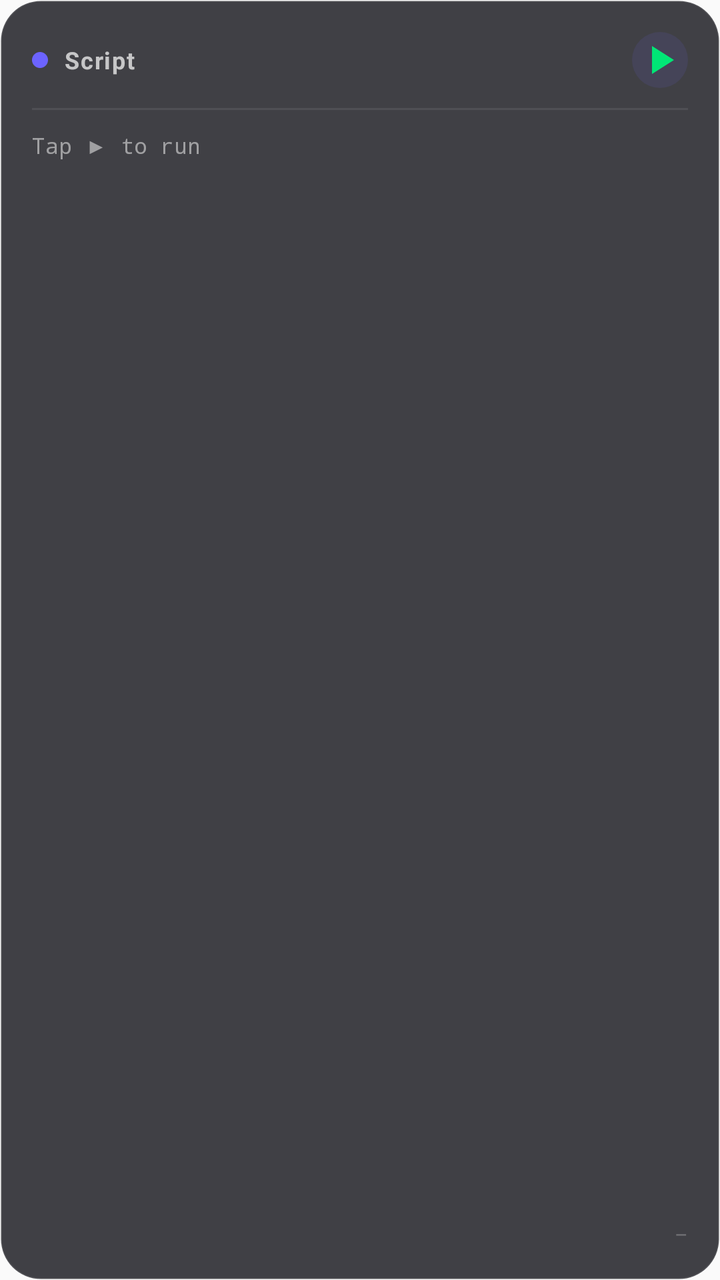
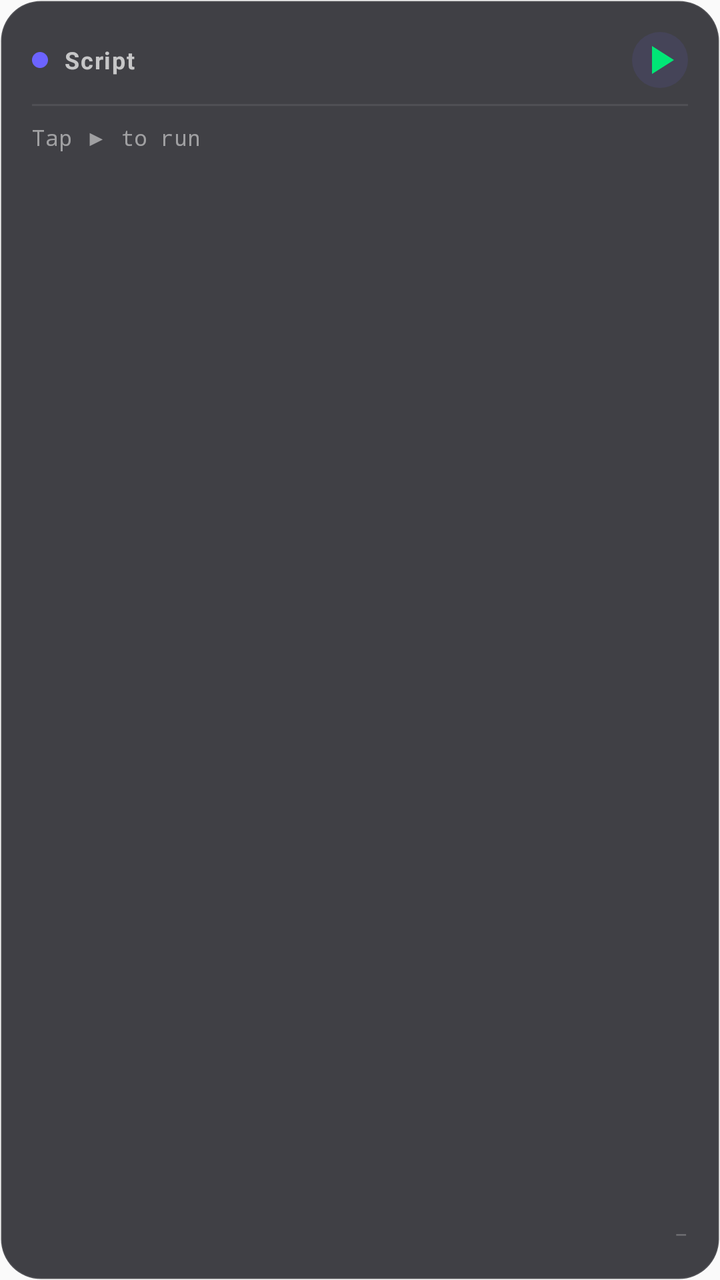

An Android layout rendered at two revisions. The XML below is the earlier revision; the diff shows what the commit changed to produce the second picture.
<!-- AndroidManifest.xml: application theme Theme.Scriptam -->
<!-- res/layout/widget_script.xml -->
<?xml version="1.0" encoding="utf-8"?>
<LinearLayout xmlns:android="http://schemas.android.com/apk/res/android"
    android:id="@+id/widget_root"
    android:layout_width="match_parent"
    android:layout_height="match_parent"
    android:background="@drawable/widget_background"
    android:orientation="vertical"
    android:padding="16dp">

    
    <LinearLayout
        android:layout_width="match_parent"
        android:layout_height="wrap_content"
        android:gravity="center_vertical"
        android:orientation="horizontal">

        <ImageView
            android:id="@+id/widget_accent_dot"
            android:layout_width="8dp"
            android:layout_height="8dp"
            android:layout_marginEnd="8dp"
            android:contentDescription="@null"
            android:src="@drawable/widget_dot" />

        <TextView
            android:id="@+id/widget_script_title"
            android:layout_width="0dp"
            android:layout_height="wrap_content"
            android:layout_weight="1"
            android:ellipsize="end"
            android:maxLines="1"
            android:text="Script"
            android:textColor="#B3FFFFFF"
            android:textSize="12sp"
            android:textStyle="bold"
            android:letterSpacing="0.05" />

        
        <ImageButton
            android:id="@+id/widget_run_button"
            android:layout_width="28dp"
            android:layout_height="28dp"
            android:background="@drawable/widget_run_bg"
            android:contentDescription="Run"
            android:src="@drawable/ic_widget_play"
            android:scaleType="center"
            android:padding="4dp" />
    </LinearLayout>

    
    <ImageView
        android:layout_width="match_parent"
        android:layout_height="1dp"
        android:layout_marginTop="10dp"
        android:layout_marginBottom="10dp"
        android:contentDescription="@null"
        android:background="#14FFFFFF" />

    
    <TextView
        android:id="@+id/widget_output"
        android:layout_width="match_parent"
        android:layout_height="0dp"
        android:layout_weight="1"
        android:ellipsize="end"
        android:fontFamily="monospace"
        android:maxLines="6"
        android:text="Tap ▶ to run"
        android:textColor="#80FFFFFF"
        android:textSize="11sp"
        android:lineSpacingExtra="2dp" />

    
    <TextView
        android:id="@+id/widget_timestamp"
        android:layout_width="wrap_content"
        android:layout_height="wrap_content"
        android:layout_gravity="end"
        android:layout_marginTop="6dp"
        android:text="–"
        android:textColor="#40FFFFFF"
        android:textSize="10sp" />

</LinearLayout>
<!-- resources referenced by this layout -->
<resources>
  <!-- drawable ic_widget_play (drawable) -->
  <?xml version="1.0" encoding="utf-8"?>
  <vector xmlns:android="http://schemas.android.com/apk/res/android"
      android:width="24dp"
      android:height="24dp"
      android:viewportWidth="24"
      android:viewportHeight="24">
      <path
          android:fillColor="#FF00E676"
          android:pathData="M8,5v14l11,-7z" />
  </vector>
  <!-- drawable widget_background (drawable) -->
  <?xml version="1.0" encoding="utf-8"?>
  <shape xmlns:android="http://schemas.android.com/apk/res/android"
      android:shape="rectangle">
      <corners android:radius="20dp" />
      <solid android:color="#CC121218" />
      <stroke
          android:width="1dp"
          android:color="#1AFFFFFF" />
  </shape>
  <!-- drawable widget_dot (drawable) -->
  <?xml version="1.0" encoding="utf-8"?>
  <shape xmlns:android="http://schemas.android.com/apk/res/android"
      android:shape="oval">
      <solid android:color="#FF6C63FF" />
  </shape>
  <!-- drawable widget_run_bg (drawable) -->
  <?xml version="1.0" encoding="utf-8"?>
  <shape xmlns:android="http://schemas.android.com/apk/res/android"
      android:shape="oval">
      <solid android:color="#1A6C63FF" />
  </shape>
  <style name="Theme.Scriptam" parent="android:Theme.Material.Light.NoActionBar">
          <item name="android:statusBarColor">@android:color/transparent</item>
          <item name="android:navigationBarColor">@android:color/transparent</item>
      </style>
</resources>

<!-- the commit's change to res/layout/widget_script.xml (unified diff, before → after) -->
@@ -9,6 +9,7 @@
 
     
     <LinearLayout
+        android:id="@+id/widget_header"
         android:layout_width="match_parent"
         android:layout_height="wrap_content"
         android:gravity="center_vertical"
@@ -36,6 +37,22 @@
             android:letterSpacing="0.05" />
 
         
+        <TextView
+            android:id="@+id/widget_action_button"
+            android:layout_width="wrap_content"
+            android:layout_height="26dp"
+            android:layout_marginEnd="6dp"
+            android:background="@drawable/widget_button_bg"
+            android:gravity="center"
+            android:paddingStart="10dp"
+            android:paddingEnd="10dp"
+            android:text="+ Glass"
+            android:textColor="#00E5FF"
+            android:textSize="11sp"
+            android:textStyle="bold"
+            android:visibility="gone" />
+
+        
         <ImageButton
             android:id="@+id/widget_run_button"
             android:layout_width="28dp"
@@ -49,26 +66,172 @@
 
     
     <ImageView
+        android:id="@+id/widget_divider"
         android:layout_width="match_parent"
         android:layout_height="1dp"
-        android:layout_marginTop="10dp"
-        android:layout_marginBottom="10dp"
+        android:layout_marginTop="8dp"
+        android:layout_marginBottom="8dp"
         android:contentDescription="@null"
         android:background="#14FFFFFF" />
 
     
-    <TextView
-        android:id="@+id/widget_output"
+    <FrameLayout
         android:layout_width="match_parent"
         android:layout_height="0dp"
-        android:layout_weight="1"
-        android:ellipsize="end"
-        android:fontFamily="monospace"
-        android:maxLines="6"
-        android:text="Tap ▶ to run"
-        android:textColor="#80FFFFFF"
-        android:textSize="11sp"
-        android:lineSpacingExtra="2dp" />
+        android:layout_weight="1">
+
+        
+        <LinearLayout
+            android:id="@+id/widget_ui_container"
+            android:layout_width="match_parent"
+            android:layout_height="match_parent"
+            android:orientation="vertical"
+            android:visibility="gone">
+
+            
+            <TextView
+                android:id="@+id/widget_stat_value"
+                android:layout_width="match_parent"
+                android:layout_height="wrap_content"
+                android:ellipsize="end"
+                android:maxLines="1"
+                android:textColor="#FFFFFFFF"
+                android:textSize="24sp"
+                android:textStyle="bold"
+                android:visibility="gone" />
+
+            
+            <TextView
+                android:id="@+id/widget_stat_subtitle"
+                android:layout_width="match_parent"
+                android:layout_height="wrap_content"
+                android:layout_marginTop="2dp"
+                android:ellipsize="end"
+                android:maxLines="1"
+                android:textColor="#80FFFFFF"
+                android:textSize="12sp"
+                android:visibility="gone" />
+
+            
+            <ProgressBar
+                android:id="@+id/widget_progress_bar"
+                style="?android:attr/progressBarStyleHorizontal"
+                android:layout_width="match_parent"
+                android:layout_height="6dp"
+                android:layout_marginTop="6dp"
+                android:max="100"
+                android:visibility="gone" />
+
+            
+            <LinearLayout
+                android:id="@+id/widget_list_container"
+                android:layout_width="match_parent"
+                android:layout_height="wrap_content"
+                android:orientation="vertical"
+                android:visibility="gone" />
+
+            
+            <TextView
+                android:id="@+id/widget_ui_button"
+                android:layout_width="wrap_content"
+                android:layout_height="28dp"
+                android:layout_marginTop="8dp"
+                android:background="@drawable/widget_button_bg"
+                android:gravity="center"
+                android:paddingStart="12dp"
+                android:paddingEnd="12dp"
+                android:textColor="#00E5FF"
+                android:textSize="12sp"
+                android:textStyle="bold"
+                android:visibility="gone" />
+
+            
+            <LinearLayout
+                android:id="@+id/widget_button_bar"
+                android:layout_width="match_parent"
+                android:layout_height="wrap_content"
+                android:layout_marginTop="8dp"
+                android:gravity="center"
+                android:orientation="horizontal"
+                android:visibility="gone">
+
+                <TextView
+                    android:id="@+id/widget_btn_1"
+                    android:layout_width="wrap_content"
+                    android:layout_height="32dp"
+                    android:layout_marginStart="3dp"
+                    android:layout_marginEnd="3dp"
+                    android:background="@drawable/widget_button_bg"
+                    android:gravity="center"
+                    android:paddingStart="10dp"
+                    android:paddingEnd="10dp"
+                    android:textColor="#00E5FF"
+                    android:textSize="13sp"
+                    android:textStyle="bold"
+                    android:visibility="gone" />
+
+                <TextView
+                    android:id="@+id/widget_btn_2"
+                    android:layout_width="wrap_content"
+                    android:layout_height="32dp"
+                    android:layout_marginStart="3dp"
+                    android:layout_marginEnd="3dp"
+                    android:background="@drawable/widget_button_bg"
+                    android:gravity="center"
+                    android:paddingStart="10dp"
+                    android:paddingEnd="10dp"
+                    android:textColor="#00E5FF"
+                    android:textSize="13sp"
+                    android:textStyle="bold"
+                    android:visibility="gone" />
+
+                <TextView
+                    android:id="@+id/widget_btn_3"
+                    android:layout_width="wrap_content"
+                    android:layout_height="32dp"
+                    android:layout_marginStart="3dp"
+                    android:layout_marginEnd="3dp"
+                    android:background="@drawable/widget_button_bg"
+                    android:gravity="center"
+                    android:paddingStart="10dp"
+                    android:paddingEnd="10dp"
+                    android:textColor="#00E5FF"
+                    android:textSize="13sp"
+                    android:textStyle="bold"
+                    android:visibility="gone" />
+
+                <TextView
+                    android:id="@+id/widget_btn_4"
+                    android:layout_width="wrap_content"
+                    android:layout_height="32dp"
+                    android:layout_marginStart="3dp"
+                    android:layout_marginEnd="3dp"
+                    android:background="@drawable/widget_button_bg"
+                    android:gravity="center"
+                    android:paddingStart="10dp"
+                    android:paddingEnd="10dp"
+                    android:textColor="#00E5FF"
+                    android:textSize="13sp"
+                    android:textStyle="bold"
+                    android:visibility="gone" />
+            </LinearLayout>
+
+        </LinearLayout>
+
+        
+        <TextView
+            android:id="@+id/widget_output"
+            android:layout_width="match_parent"
+            android:layout_height="match_parent"
+            android:ellipsize="end"
+            android:fontFamily="monospace"
+            android:maxLines="6"
+            android:text="Tap ▶ to run"
+            android:textColor="#80FFFFFF"
+            android:textSize="11sp"
+            android:lineSpacingExtra="2dp" />
+
+    </FrameLayout>
 
     
     <TextView
@@ -76,7 +239,7 @@
         android:layout_width="wrap_content"
         android:layout_height="wrap_content"
         android:layout_gravity="end"
-        android:layout_marginTop="6dp"
+        android:layout_marginTop="4dp"
         android:text="–"
         android:textColor="#40FFFFFF"
         android:textSize="10sp" />
<!-- resource entries referenced after the edit -->
@@ -21,6 +21,16 @@
           android:width="1dp"
           android:color="#1AFFFFFF" />
   </shape>
+  <!-- drawable widget_button_bg (drawable) -->
+  <?xml version="1.0" encoding="utf-8"?>
+  <shape xmlns:android="http://schemas.android.com/apk/res/android"
+      android:shape="rectangle">
+      <corners android:radius="13dp" />
+      <solid android:color="#3300E5FF" />
+      <stroke
+          android:width="1dp"
+          android:color="#8000E5FF" />
+  </shape>
   <!-- drawable widget_dot (drawable) -->
   <?xml version="1.0" encoding="utf-8"?>
   <shape xmlns:android="http://schemas.android.com/apk/res/android"
